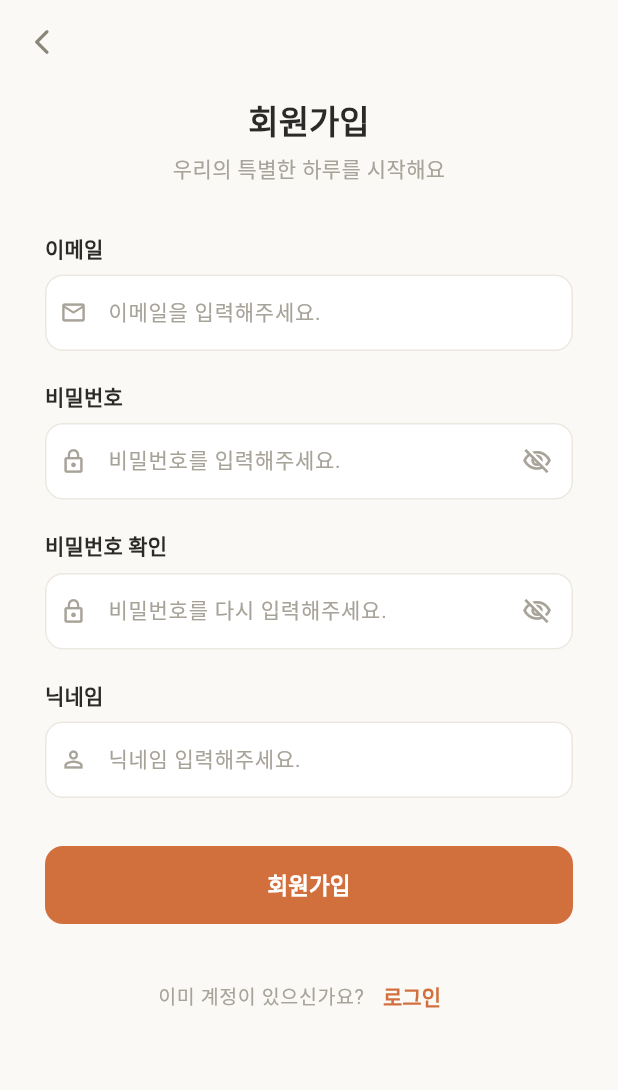
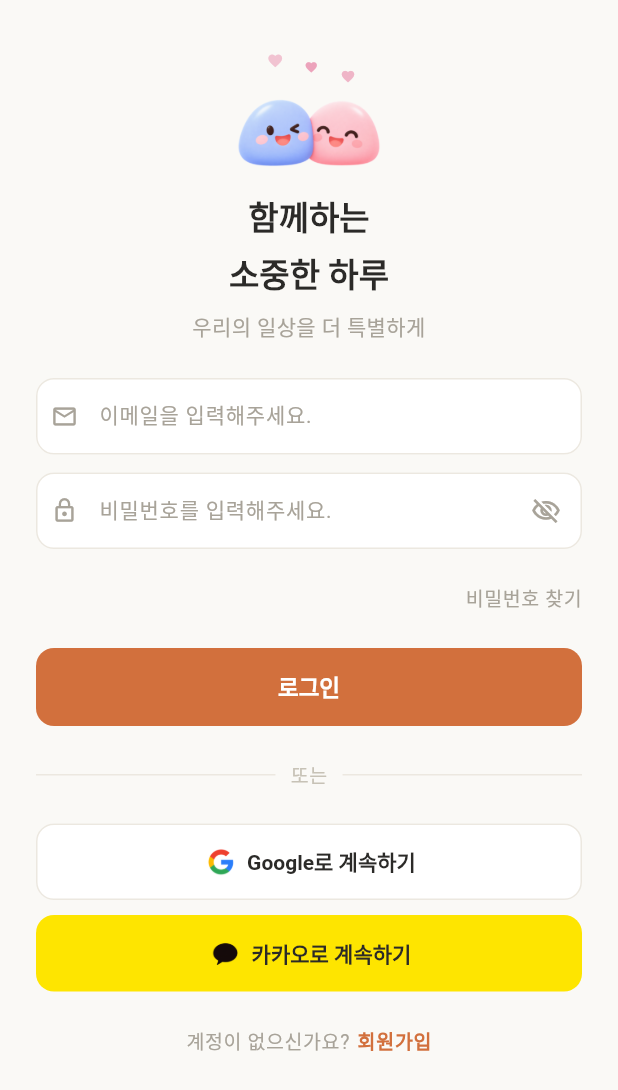
Before and after one commit to kobeay/couple-schedule-app, a Flutter app: the screen it shows after launch, on a phone screen of 412 x 824 dp. Shown: the top 1090 px of the screen. Run offline on Flutter 3.47's test engine with Material 3 defaults, Android fonts, the phone set to English and light mode, and no system bars; our stand-ins replace flutter_riverpod; Roboto replaces fonts that are missing (Pretendard).

Commit message:
feat: 로그인 화면 UI 구현 (#2)

```diff
--- /dev/null
+++ b/lib/features/auth/presentation/pages/login_page.dart
@@ -0,0 +1,195 @@
+import 'package:couple_schedule_app/app/theme/app_colors.dart';
+import 'package:couple_schedule_app/features/auth/presentation/widgets/auth_field.dart';
+import 'package:couple_schedule_app/features/auth/presentation/widgets/login_couple_animation.dart';
+import 'package:flutter/material.dart';
+import 'package:flutter_riverpod/flutter_riverpod.dart';
+
+class LoginPage extends ConsumerStatefulWidget {
+  const LoginPage({super.key});
+
+  @override
+  ConsumerState<LoginPage> createState() => _LoginPageState();
+}
+
+class _LoginPageState extends ConsumerState<LoginPage> {
+  @override
+  Widget build(BuildContext context) {
+    final theme = Theme.of(context);
+    final textTheme = theme.textTheme;
+    final linkStyle = TextButton.styleFrom(
+      minimumSize: Size.zero,
+      padding: EdgeInsets.zero,
+      tapTargetSize: MaterialTapTargetSize.shrinkWrap,
+      textStyle: textTheme.bodySmall,
+    );
+
+    return Scaffold(
+      body: SafeArea(
+        child: SingleChildScrollView(
+          child: Padding(
+            padding: const EdgeInsetsGeometry.fromLTRB(24, 20, 24, 40),
+            child: Column(
+              crossAxisAlignment: CrossAxisAlignment.stretch,
+              children: [
+                Column(
+                  children: [
+                    const LoginCoupleAnimation(),
+
+                    const SizedBox(height: 10),
+
+                    Text('함께하는', style: textTheme.headlineLarge),
+
+                    const SizedBox(height: 10),
+
+                    Text('소중한 하루', style: textTheme.headlineLarge),
+
+                    const SizedBox(height: 10),
+
+                    Text(
+                      '우리의 일상을 더 특별하게',
+                      textAlign: TextAlign.center,
+                      style: textTheme.bodyMedium?.copyWith(
+                        color: AppColors.textTertiary,
+                      ),
+                    ),
+                  ],
+                ),
+
+                const SizedBox(height: 24),
+
+                Column(
+                  children: [
+                    AuthField(
+                      hintText: '이메일을 입력해주세요.',
+                      prefixIcon: Icons.mail_outline,
+                    ),
+
+                    const SizedBox(height: 12),
+
+                    AuthField(
+                      hintText: '비밀번호를 입력해주세요.',
+                      prefixIcon: Icons.lock_outline,
+                      obscureText: true,
+                    ),
+                  ],
+                ),
+
+                const SizedBox(height: 24),
+
+                Align(
+                  alignment: Alignment.centerRight,
+                  child: TextButton(
+                    onPressed: () {},
+                    style: linkStyle.copyWith(
+                      foregroundColor: const WidgetStatePropertyAll(
+                        AppColors.textTertiary,
+                      ),
+                    ),
+                    child: const Text('비밀번호 찾기'),
+                  ),
+                ),
+
+                const SizedBox(height: 24),
+
+                FilledButton(onPressed: () {}, child: const Text('로그인')),
+
+                const SizedBox(height: 24),
+
+                Row(
+                  children: [
+                    const Expanded(child: Divider(color: AppColors.outline)),
+                    Padding(
+                      padding: const EdgeInsetsGeometry.symmetric(
+                        horizontal: 10,
+                      ),
+                      child: Text(
+                        '또는',
+                        style: textTheme.bodySmall?.copyWith(
+                          color: AppColors.textDisabled,
+                        ),
+                      ),
+                    ),
+                    const Expanded(child: Divider(color: AppColors.outline)),
+                  ],
+                ),
+
+                const SizedBox(height: 24),
+
+                Column(
+                  children: [
+                    OutlinedButton(
+                      onPressed: () {},
+                      child: Row(
+                        mainAxisAlignment: MainAxisAlignment.center,
+                        children: [
+                          Image.asset(
+                            'assets/images/google_logo.png',
+                            width: 25,
+                            height: 25,
+                          ),
+                          const SizedBox(width: 5),
+                          const Text('Google로 계속하기'),
+                        ],
+                      ),
+                    ),
+
+                    const SizedBox(height: 10),
+
+                    FilledButton(
+                      onPressed: () {},
+                      style: theme.outlinedButtonTheme.style?.copyWith(
+                        backgroundColor: const WidgetStatePropertyAll(
+                          AppColors.kakao,
+                        ),
+                        side: const WidgetStatePropertyAll(BorderSide.none),
+                      ),
+                      child: Row(
+                        mainAxisAlignment: MainAxisAlignment.center,
+                        children: [
+                          Image.asset(
+                            'assets/images/kakao_logo.png',
+                            width: 25,
+                            height: 25,
+                          ),
+                          const SizedBox(width: 5),
+                          const Text('카카오로 계속하기'),
+                        ],
+                      ),
+                    ),
+                  ],
+                ),
+
+                const SizedBox(height: 24),
+
+                Row(
+                  mainAxisAlignment: MainAxisAlignment.center,
+                  children: [
+                    Text(
+                      '계정이 없으신가요?',
+                      style: textTheme.bodySmall?.copyWith(
+                        color: AppColors.textTertiary,
+                      ),
+                    ),
+                    const SizedBox(width: 5),
+                    TextButton(
+                      onPressed: () {},
+                      style: linkStyle.copyWith(
+                        textStyle: WidgetStatePropertyAll(
+                          textTheme.labelMedium,
+                        ),
+                        foregroundColor: WidgetStatePropertyAll(
+                          theme.colorScheme.primary,
+                        ),
+                      ),
+                      child: const Text('회원가입'),
+                    ),
+                  ],
+                ),
+              ],
+            ),
+          ),
+        ),
+      ),
+    );
+  }
+}
--- a/lib/features/auth/presentation/pages/sign_up_page.dart
+++ b/lib/features/auth/presentation/pages/sign_up_page.dart
@@ -1,5 +1,5 @@
 import 'package:couple_schedule_app/app/theme/app_colors.dart';
-import 'package:couple_schedule_app/features/auth/presentation/widgets/sign_up_field.dart';
+import 'package:couple_schedule_app/features/auth/presentation/widgets/auth_field.dart';
 import 'package:flutter/material.dart';
 import 'package:flutter_riverpod/flutter_riverpod.dart';
 
@@ -46,7 +46,7 @@ class _SignUpPageState extends ConsumerState<SignUpPage> {
 
                 const SizedBox(height: 32),
 
-                SignUpField(
+                AuthField(
                   label: '이메일',
                   hintText: '이메일을 입력해주세요.',
                   prefixIcon: Icons.mail_outline,
@@ -55,7 +55,7 @@ class _SignUpPageState extends ConsumerState<SignUpPage> {
 
                 const SizedBox(height: 20),
 
-                SignUpField(
+                AuthField(
                   label: '비밀번호',
                   hintText: '비밀번호를 입력해주세요.',
                   prefixIcon: Icons.lock_outline,
@@ -64,7 +64,7 @@ class _SignUpPageState extends ConsumerState<SignUpPage> {
 
                 const SizedBox(height: 20),
 
-                SignUpField(
+                AuthField(
                   label: '비밀번호 확인',
                   hintText: '비밀번호를 다시 입력해주세요.',
                   prefixIcon: Icons.lock_outline,
@@ -73,7 +73,7 @@ class _SignUpPageState extends ConsumerState<SignUpPage> {
 
                 const SizedBox(height: 20),
 
-                SignUpField(
+                AuthField(
                   label: '닉네임',
                   hintText: '닉네임 입력해주세요.',
                   prefixIcon: Icons.person_outline,
--- a/lib/features/auth/presentation/widgets/sign_up_field.dart
+++ b/lib/features/auth/presentation/widgets/auth_field.dart
@@ -1,27 +1,27 @@
 import 'package:couple_schedule_app/app/theme/app_colors.dart';
 import 'package:flutter/material.dart';
 
-class SignUpField extends StatefulWidget {
-  const SignUpField({
+class AuthField extends StatefulWidget {
+  final String? label;
+  final String hintText;
+  final IconData prefixIcon;
+  final TextInputType? keyboardType;
+  final bool obscureText;
+
+  const AuthField({
     super.key,
-    required this.label,
+    this.label,
     required this.hintText,
     required this.prefixIcon,
     this.keyboardType,
     this.obscureText = false,
   });
 
-  final String label;
-  final String hintText;
-  final IconData prefixIcon;
-  final TextInputType? keyboardType;
-  final bool obscureText;
-
   @override
-  State<SignUpField> createState() => SignUpFieldState();
+  State<AuthField> createState() => SignUpFieldState();
 }
 
-class SignUpFieldState extends State<SignUpField> {
+class SignUpFieldState extends State<AuthField> {
   late bool _obscureText;
 
   @override
@@ -37,12 +37,13 @@ class SignUpFieldState extends State<SignUpField> {
     return Column(
       crossAxisAlignment: CrossAxisAlignment.start,
       children: [
-        Text(
-          widget.label,
-          style: textTheme.titleSmall?.copyWith(color: AppColors.textPrimary),
-        ),
-
-        const SizedBox(height: 8),
+        if (widget.label != null) ...[
+          Text(
+            widget.label!,
+            style: textTheme.titleSmall?.copyWith(color: AppColors.textPrimary),
+          ),
+          const SizedBox(height: 8),
+        ],
 
         TextFormField(
           keyboardType: widget.keyboardType,
--- /dev/null
+++ b/lib/features/auth/presentation/widgets/login_couple_animation.dart
@@ -0,0 +1,98 @@
+import 'dart:math' as math;
+
+import 'package:couple_schedule_app/app/theme/app_colors.dart';
+import 'package:flutter/material.dart';
+
+class LoginCoupleAnimation extends StatefulWidget {
+  const LoginCoupleAnimation({super.key});
+
+  @override
+  State<LoginCoupleAnimation> createState() => _LoginCoupleAnimationState();
+}
+
+class _LoginCoupleAnimationState extends State<LoginCoupleAnimation>
+    with SingleTickerProviderStateMixin {
+  late final AnimationController _controller;
+
+  @override
+  void initState() {
+    super.initState();
+    _controller = AnimationController(
+      vsync: this,
+      duration: const Duration(milliseconds: 2800),
+    )..repeat();
+  }
+
+  @override
+  void dispose() {
+    _controller.dispose();
+    super.dispose();
+  }
+
+  @override
+  Widget build(BuildContext context) {
+    return Center(
+      child: ExcludeSemantics(
+        child: RepaintBoundary(
+          child: SizedBox(
+            width: 120,
+            height: 100,
+            child: AnimatedBuilder(
+              animation: _controller,
+              child: Image.asset(
+                'assets/images/login_couple.png',
+                width: 120,
+                height: 60,
+                fit: BoxFit.contain,
+              ),
+              builder: (context, child) {
+                final phase = _controller.value;
+
+                return Stack(
+                  children: [
+                    Positioned(
+                      left: 0,
+                      right: 0,
+                      bottom: 4,
+                      child: Transform.translate(
+                        offset: Offset(0, math.sin(phase * 2 * math.pi) * 2),
+                        child: child,
+                      ),
+                    ),
+                    _buildHeart(phase, left: 32, size: 11, delay: 0),
+                    _buildHeart(phase, left: 57, size: 9, delay: 0.25),
+                    _buildHeart(phase, left: 81, size: 10, delay: 0.5),
+                  ],
+                );
+              },
+            ),
+          ),
+        ),
+      ),
+    );
+  }
+
+  Widget _buildHeart(
+    double phase, {
+    required double left,
+    required double size,
+    required double delay,
+  }) {
+    final progress = (phase - delay + 1) % 1;
+    // 양 끝에서 투명해져 반복 시 위치가 돌아와도 튀지 않습니다.
+    final opacity = math.sin(progress * math.pi) * 0.75;
+
+    return Positioned(
+      left: left,
+      top: 32 - progress * 22,
+      child: Opacity(
+        opacity: opacity.clamp(0.0, 1.0),
+        child: Icon(
+          Icons.favorite,
+          size: size,
+          color: AppColors.partnerSchedule,
+        ),
+      ),
+    );
+  }
+}
--- a/lib/main.dart
+++ b/lib/main.dart
@@ -1,9 +1,18 @@
 import 'package:couple_schedule_app/app/theme/app_theme.dart';
-import 'package:couple_schedule_app/features/auth/presentation/pages/sign_up_page.dart';
+import 'package:couple_schedule_app/features/auth/presentation/pages/login_page.dart';
 import 'package:flutter/material.dart';
+import 'package:flutter/services.dart';
 import 'package:flutter_riverpod/flutter_riverpod.dart';
 
 void main() {
+  SystemChrome.setSystemUIOverlayStyle(
+    const SystemUiOverlayStyle(
+      statusBarColor: Colors.transparent,
+      statusBarIconBrightness: Brightness.dark,
+      statusBarBrightness: Brightness.light,
+    ),
+  );
+
   runApp(const ProviderScope(child: MyApp()));
 }
 
@@ -16,7 +25,7 @@ class MyApp extends StatelessWidget {
       debugShowCheckedModeBanner: false,
       title: 'Couple Schedule',
       theme: AppTheme.light,
-      home: SignUpPage(),
+      home: LoginPage(),
     );
   }
 }
--- a/pubspec.yaml
+++ b/pubspec.yaml
@@ -22,3 +22,6 @@ dev_dependencies:
 
 flutter:
   uses-material-design: true
+
+  assets:
+    - assets/images/
```
Also changed, not shown: assets/images/google_logo.png (added), assets/images/kakao_logo.png (added), assets/images/login_couple.png (added).
